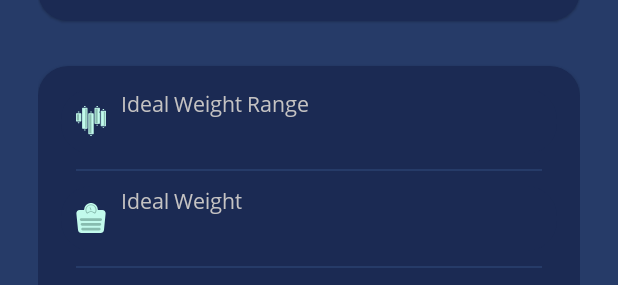
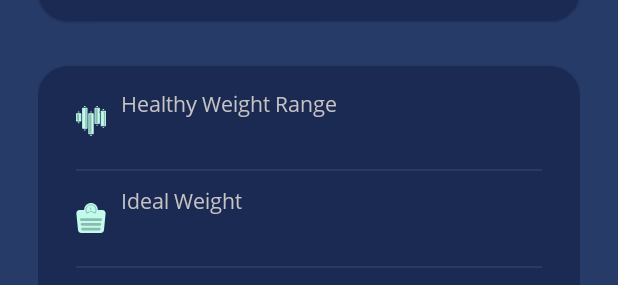
Before and after one commit to mrtunluer/KeepFit, an Android app: the layout fragment_home.xml on its own in the app's theme, with its tools: preview values and no code run, on a phone screen of 412 x 824 dp. Shown: the part 811-1096 px from the top of the screen. Run offline under Robolectric (Android 15) with nearby library versions, the phone set to English and light mode, and no system bars; plain views replace LineChart.

Commit message:
Initial Commit

```diff
--- a/app/src/main/res/layout/fragment_home.xml
+++ b/app/src/main/res/layout/fragment_home.xml
@@ -321,7 +321,7 @@
                                     android:layout_width="wrap_content"
                                     android:layout_height="wrap_content"
                                     android:layout_marginBottom="2dp"
-                                    android:text="Ideal Weight Range"
+                                    android:text="Healthy Weight Range"
                                     android:textColor="@color/hint"
                                     android:textSize="14sp" />
 
```
